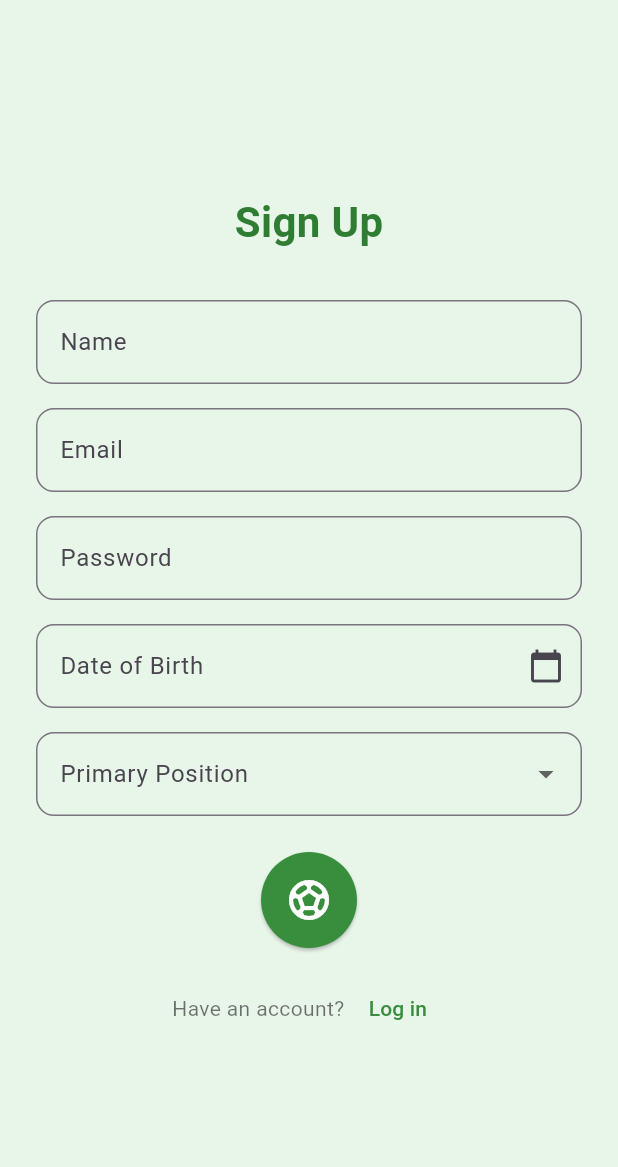
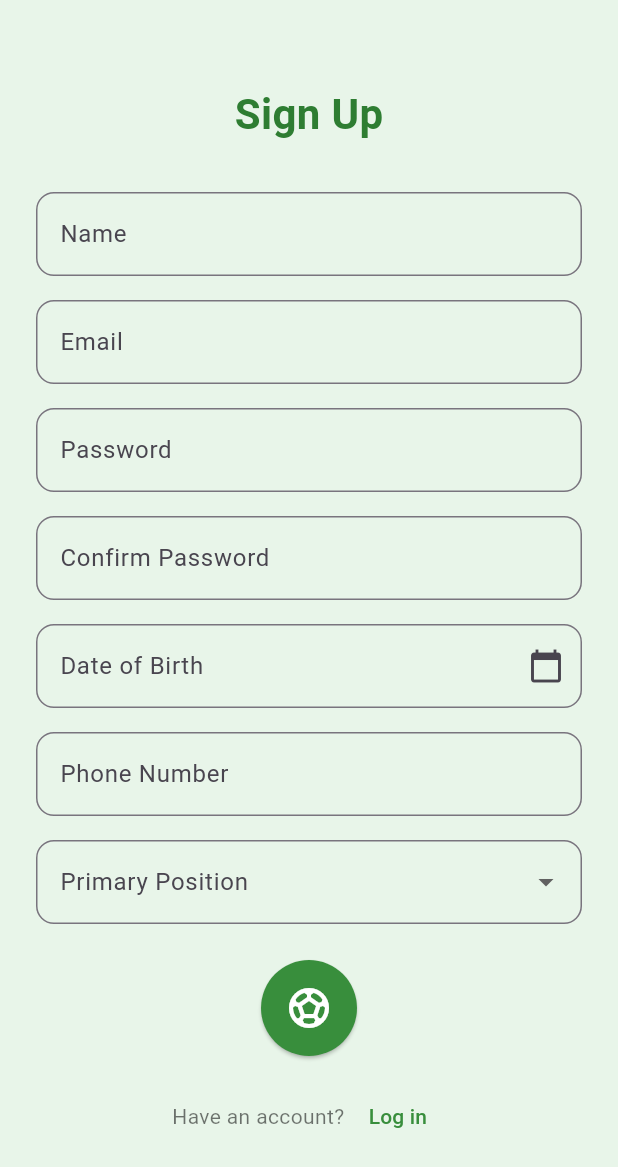
Before and after one commit to ABNaseer/Footy-Time, a Flutter app: the screen it shows after launch, after a tap on "Sign up", on a phone screen of 412 x 824 dp. Shown: the top 1167 px of the screen. Run offline on Flutter 3.47's test engine with Material 3 defaults, Android fonts, the phone set to English and light mode, and no system bars; our stand-ins replace cloud_firestore, firebase_auth, firebase_core, flutter_svg, font_awesome_flutter; accounts and stored records are empty.

```diff
--- a/lib/screens/home.dart
+++ b/lib/screens/home.dart
@@ -1,9 +1,35 @@
 // home.dart
+import 'package:font_awesome_flutter/font_awesome_flutter.dart';
 import 'package:flutter/material.dart';
 import 'package:firebase_auth/firebase_auth.dart';
-import 'login.dart';
+import 'profile.dart'; // Import your profile page
+import 'team.dart'; // Import your team page
+import 'tournament.dart'; // Import your tournament page
+import 'shop.dart'; // Import your shop page
+import 'login.dart'; // Import login page
 
-class HomePage extends StatelessWidget {
+class HomePage extends StatefulWidget {
+  @override
+  _HomePageState createState() => _HomePageState();
+}
+
+class _HomePageState extends State<HomePage> {
+  int _selectedIndex = 0; // Track the current selected screen index
+
+  // List of screens to be displayed
+  final List<Widget> _screens = [
+    MyProfilePage(), // Default screen
+    TeamPage(),
+    TournamentPage(),
+    ShopPage(),
+  ];
+
+  void _onItemTapped(int index) {
+    setState(() {
+      _selectedIndex = index;
+    });
+  }
+
   @override
   Widget build(BuildContext context) {
     final user = FirebaseAuth.instance.currentUser;
@@ -11,49 +37,49 @@ class HomePage extends StatelessWidget {
     return user != null
         ? Scaffold(
             appBar: AppBar(
-              title: Text('Home'),
-              backgroundColor: Colors.green[800], // Green-themed AppBar
-            ),
-            body: Center(
-              child: Column(
+              backgroundColor: Colors.green[700],
+              title: Row(
                 mainAxisAlignment: MainAxisAlignment.center,
                 children: [
+                  Icon(Icons.sports_soccer, color: Colors.white),
+                  SizedBox(width: 8),
                   Text(
-                    'Welcome, ${user.email}!',
+                    'Footy Time',
                     style: TextStyle(
-                      fontSize: 20,
-                      color: Colors.green[900],
+                      color: Colors.white,
+                      fontSize: 24,
                       fontWeight: FontWeight.bold,
-                    ),
-                  ),
-                  SizedBox(height: 24),
-                  ElevatedButton(
-                    onPressed: () async {
-                      await FirebaseAuth.instance.signOut();
-                      Navigator.pushReplacement(
-                        context,
-                        MaterialPageRoute(builder: (context) => LoginPage()),
-                      );
-                    },
-                    style: ElevatedButton.styleFrom(
-                      padding: EdgeInsets.symmetric(horizontal: 32, vertical: 16),
-                      backgroundColor: Colors.green[700],
-                      shape: RoundedRectangleBorder(
-                        borderRadius: BorderRadius.circular(12.0),
-                      ),
-                    ),
-                    child: Text(
-                      'Logout',
-                      style: TextStyle(
-                        fontSize: 18,
-                        color: Colors.white,
-                        fontWeight: FontWeight.bold,
-                      ),
                     ),
                   ),
                 ],
               ),
             ),
+            body: _screens[_selectedIndex], // Display the selected screen
+            bottomNavigationBar: BottomNavigationBar(
+              currentIndex: _selectedIndex,
+              backgroundColor: Colors.green[800],
+              selectedItemColor: Colors.white,
+              unselectedItemColor: Colors.grey,
+              items: [
+                BottomNavigationBarItem(
+                  icon: Icon(Icons.person),
+                  label: 'My Profile',
+                ),
+                BottomNavigationBarItem(
+                  icon: Icon(Icons.group),
+                  label: 'My Team',
+                ),
+                BottomNavigationBarItem(
+                  icon: Icon(FontAwesomeIcons.trophy),
+                  label: 'Tournament',
+                ),
+                BottomNavigationBarItem(
+                  icon: Icon(Icons.store),
+                  label: 'Shop',
+                ),
+              ],
+              onTap: _onItemTapped, // Handle the navigation tap
+            ),
           )
         : LoginPage(); // Redirect to Login if not signed in
   }
--- a/lib/screens/signup.dart
+++ b/lib/screens/signup.dart
@@ -1,4 +1,3 @@
-//signup.dart
 import 'package:flutter/material.dart';
 import '../services/user_service.dart'; // Import the new user service
 
@@ -12,7 +11,9 @@ class _SignupPageState extends State<SignupPage> {
   final _nameController = TextEditingController();
   final _emailController = TextEditingController();
   final _passwordController = TextEditingController();
+  final _confirmPasswordController = TextEditingController();
   final _dobController = TextEditingController();
+  final _phoneController = TextEditingController();
 
   String? _selectedPosition;
 
@@ -46,16 +47,28 @@ class _SignupPageState extends State<SignupPage> {
     final name = _nameController.text.trim();
     final email = _emailController.text.trim();
     final password = _passwordController.text.trim();
+    final confirmPassword = _confirmPasswordController.text.trim();
     final dob = _dobController.text.trim();
+    final phone = _phoneController.text.trim();
 
     // Validate inputs
-    if (name.isEmpty || email.isEmpty || password.isEmpty || dob.isEmpty) {
+    if (name.isEmpty || email.isEmpty || password.isEmpty || dob.isEmpty || phone.isEmpty) {
       _showSnackbar("All fields are required.");
+      return;
+    }
+
+    if (password != confirmPassword) {
+      _showSnackbar("Passwords do not match.");
       return;
     }
 
     if (password.length < 6) {
       _showSnackbar("Password must be at least 6 characters.");
+      return;
+    }
+
+    if (phone.length != 10 || int.tryParse(phone) == null) {
+      _showSnackbar("Please enter a valid 10-digit phone number.");
       return;
     }
 
@@ -65,6 +78,7 @@ class _SignupPageState extends State<SignupPage> {
       email: email,
       password: password,
       dateOfBirth: dob,
+      phone: phone,
       primaryPosition: _selectedPosition,
     );
 
@@ -129,6 +143,17 @@ class _SignupPageState extends State<SignupPage> {
                 ),
                 SizedBox(height: 16),
                 TextField(
+                  controller: _confirmPasswordController,
+                  obscureText: true,
+                  decoration: InputDecoration(
+                    labelText: "Confirm Password",
+                    border: OutlineInputBorder(
+                      borderRadius: BorderRadius.circular(12.0),
+                    ),
+                  ),
+                ),
+                SizedBox(height: 16),
+                TextField(
                   controller: _dobController,
                   decoration: InputDecoration(
                     labelText: "Date of Birth",
@@ -141,6 +166,17 @@ class _SignupPageState extends State<SignupPage> {
                     ),
                   ),
                   readOnly: true,
+                ),
+                SizedBox(height: 16),
+                TextField(
+                  controller: _phoneController,
+                  keyboardType: TextInputType.phone,
+                  decoration: InputDecoration(
+                    labelText: "Phone Number",
+                    border: OutlineInputBorder(
+                      borderRadius: BorderRadius.circular(12.0),
+                    ),
+                  ),
                 ),
                 SizedBox(height: 16),
                 DropdownButtonFormField<String>(
--- a/pubspec.yaml
+++ b/pubspec.yaml
@@ -17,6 +17,7 @@ dependencies:
   firebase_core: ^3.8.0
   firebase_auth: ^5.3.3
   cloud_firestore: ^5.5.1
+  font_awesome_flutter: ^10.8.0
 
 
 dev_dependencies:
```
Also changed, not shown: lib/screens/profile.dart (added, +69 -0 lines), lib/screens/shop.dart (added, +17 -0 lines), lib/screens/team.dart (added, +76 -0 lines), lib/screens/tournament.dart (added, +17 -0 lines), lib/services/firestore_service.dart (added, +93 -0 lines), lib/services/user_service.dart (+34 -1 lines), lib/services/firestore.dart (deleted), pubspec.lock.
